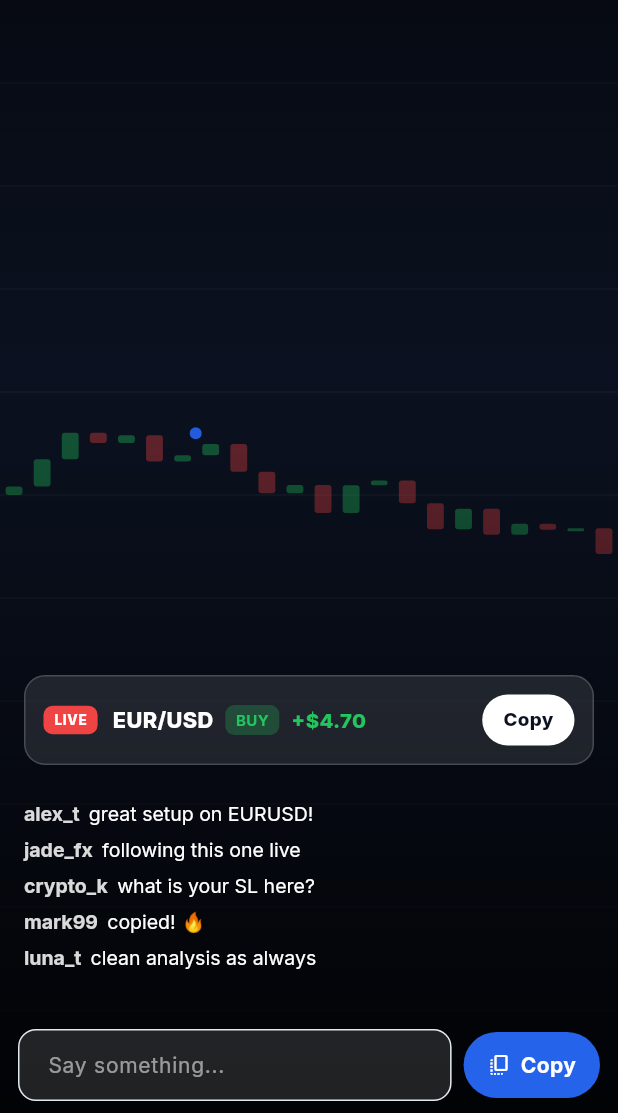
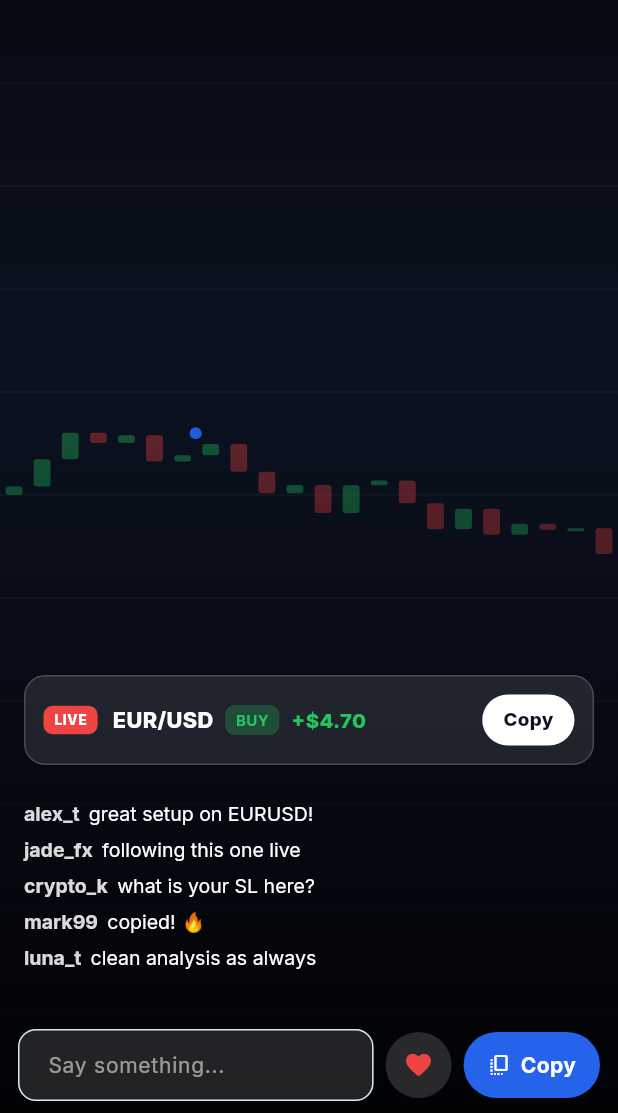
Before and after one commit to shazerlone/tv_license_app, a Flutter app: the LiveStreamScreen screen opened directly with sample values from the repository, on a phone screen of 412 x 824 dp, the part 123-1236 px from its top. Run offline on Flutter 3.47's test engine with Material 3 defaults, Android fonts, the phone set to English and light mode, and no system bars; our stand-ins replace camera, google_fonts; missing offline and left inert: dart:html; accounts and stored records are empty.

Commit message:
feat: live floating heart reactions (TikTok/IG-live style)
- Reusable LiveReactions layer + controller (colored hearts float & fade)
- Viewer live screen: auto reactions while watching + a heart button to burst

Co-Authored-By: Claude Opus 4.8 <noreply@anthropic.com>
Claude-Session: https://claude.ai/code/session_01KSLhgA3su6KMHBKNL29uhB

```diff
--- a/lib/screens/live_stream_screen.dart
+++ b/lib/screens/live_stream_screen.dart
@@ -1,3 +1,4 @@
+import 'dart:async';
 import 'dart:math' as math;
 import 'package:flutter/material.dart';
 import 'package:google_fonts/google_fonts.dart';
@@ -7,6 +8,7 @@ import '../models/trade.dart';
 import '../state/app_state.dart';
 import '../widgets/verified_badge.dart';
 import '../widgets/add_account_sheet.dart';
+import '../widgets/live_reactions.dart';
 import 'copy_trading_screen.dart';
 
 class LiveStreamScreen extends StatefulWidget {
@@ -33,12 +35,18 @@ class _LiveStreamScreenState extends State<LiveStreamScreen> with SingleTickerPr
   Trader get _trader => widget.trader ?? mockTraders[0];
 
   AppState? _store;
+  final _reactions = LiveReactionsController();
+  Timer? _heartTimer;
 
   @override
   void initState() {
     super.initState();
     _anim = AnimationController(vsync: this, duration: const Duration(seconds: 6))..repeat();
     _viewers = 800 + math.Random().nextInt(11000);
+    // Simulated audience love while watching.
+    _heartTimer = Timer.periodic(const Duration(milliseconds: 1400), (_) {
+      if (mounted) _reactions.burst(1 + math.Random().nextInt(2));
+    });
   }
 
   @override
@@ -54,6 +62,8 @@ class _LiveStreamScreenState extends State<LiveStreamScreen> with SingleTickerPr
   void dispose() {
     _chatController.dispose();
     _anim.dispose();
+    _heartTimer?.cancel();
+    _reactions.dispose();
     _store?.stopPriceFeed();
     super.dispose();
   }
@@ -99,6 +109,9 @@ class _LiveStreamScreenState extends State<LiveStreamScreen> with SingleTickerPr
               ),
             ),
           ),
+
+          // Floating heart reactions (over the video, under the controls)
+          Positioned.fill(child: IgnorePointer(child: LiveReactions(controller: _reactions))),
 
           SafeArea(
             child: Column(
@@ -211,6 +224,16 @@ class _LiveStreamScreenState extends State<LiveStreamScreen> with SingleTickerPr
                             contentPadding: const EdgeInsets.symmetric(horizontal: 16, vertical: 11),
                             border: OutlineInputBorder(borderRadius: BorderRadius.circular(24), borderSide: BorderSide.none),
                           ),
+                        ),
+                      ),
+                      const SizedBox(width: 8),
+                      GestureDetector(
+                        onTap: () => _reactions.burst(2),
+                        child: Container(
+                          width: 44, height: 44,
+                          alignment: Alignment.center,
+                          decoration: BoxDecoration(color: Colors.white.withOpacity(0.15), shape: BoxShape.circle),
+                          child: const Icon(Icons.favorite_rounded, size: 20, color: AppColors.red),
                         ),
                       ),
                       const SizedBox(width: 8),
--- /dev/null
+++ b/lib/widgets/live_reactions.dart
@@ -0,0 +1,106 @@
+import 'dart:math' as math;
+import 'package:flutter/material.dart';
+import '../theme/app_theme.dart';
+
+/// A floating hearts reaction layer (TikTok/IG-live style). Call
+/// [LiveReactionsController.burst] to spawn hearts. Put the [LiveReactions]
+/// widget high in a Stack so hearts float over the video.
+class LiveReactionsController extends ChangeNotifier {
+  final List<int> _hearts = [];
+  List<int> get hearts => _hearts;
+  int _seq = 0;
+
+  void burst([int count = 1]) {
+    for (int i = 0; i < count; i++) {
+      _hearts.add(_seq++);
+    }
+    notifyListeners();
+  }
+
+  void remove(int id) {
+    _hearts.remove(id);
+    notifyListeners();
+  }
+}
+
+class LiveReactions extends StatelessWidget {
+  final LiveReactionsController controller;
+  const LiveReactions({super.key, required this.controller});
+
+  @override
+  Widget build(BuildContext context) {
+    return AnimatedBuilder(
+      animation: controller,
+      builder: (_, __) {
+        return Stack(
+          children: controller.hearts
+              .map((id) => _Heart(key: ValueKey(id), onDone: () => controller.remove(id)))
+              .toList(),
+        );
+      },
+    );
+  }
+}
+
+class _Heart extends StatefulWidget {
+  final VoidCallback onDone;
+  const _Heart({super.key, required this.onDone});
+
+  @override
+  State<_Heart> createState() => _HeartState();
+}
+
+class _HeartState extends State<_Heart> with SingleTickerProviderStateMixin {
+  late final AnimationController _c;
+  late final double _startX;
+  late final double _wobble;
+  late final double _size;
+  late final Color _color;
+
+  static final _rng = math.Random();
+  static const _palette = [AppColors.red, AppColors.primary, AppColors.green, Color(0xFFF59E0B)];
+
+  @override
+  void initState() {
+    super.initState();
+    _startX = 8 + _rng.nextDouble() * 30; // from right edge inward
+    _wobble = 20 + _rng.nextDouble() * 40;
+    _size = 22 + _rng.nextDouble() * 16;
+    _color = _palette[_rng.nextInt(_palette.length)];
+    _c = AnimationController(vsync: this, duration: Duration(milliseconds: 2200 + _rng.nextInt(900)))
+      ..addStatusListener((s) {
+        if (s == AnimationStatus.completed) widget.onDone();
+      })
+      ..forward();
+  }
+
+  @override
+  void dispose() {
+    _c.dispose();
+    super.dispose();
+  }
+
+  @override
+  Widget build(BuildContext context) {
+    return AnimatedBuilder(
+      animation: _c,
+      builder: (_, __) {
+        final t = _c.value;
+        final rise = 60 + t * 320;
+        final sway = math.sin(t * math.pi * 2) * _wobble;
+        final opacity = t < 0.15 ? t / 0.15 : (1 - (t - 0.15) / 0.85).clamp(0.0, 1.0);
+        return Positioned(
+          right: _startX + sway,
+          bottom: 120 + rise,
+          child: Opacity(
+            opacity: opacity,
+            child: Transform.scale(
+              scale: 0.6 + t * 0.6,
+              child: Icon(Icons.favorite_rounded, size: _size, color: _color),
+            ),
+          ),
+        );
+      },
+    );
+  }
+}
```
